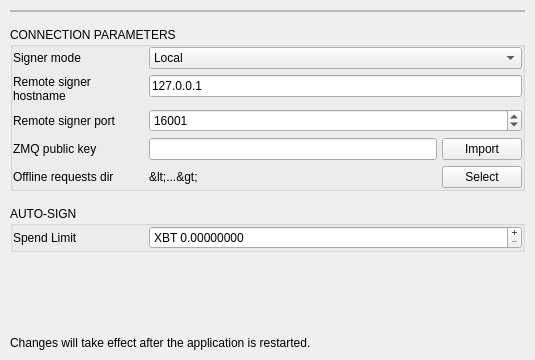
The window that BlockSettleUILib/SignerSettingsPage.ui (BlockSettle/terminal) describes before a commit, drawn with Qt 5.
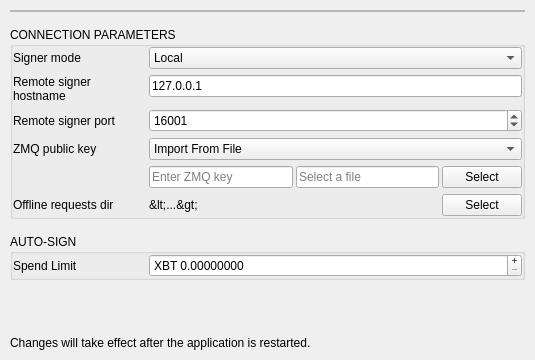
The same window after the commit. Icons and pictures are not drawn.

Commit message: zmq pubkey import ui changed

Diff of the .ui file:
```diff
--- a/BlockSettleUILib/SignerSettingsPage.ui
+++ b/BlockSettleUILib/SignerSettingsPage.ui
@@ -191,7 +191,13 @@
          </widget>
         </item>
         <item row="3" column="0">
-         <widget class="QWidget" name="horizontalWidget_2" native="true">
+         <widget class="QWidget" name="widgetZmqKeyLeft" native="true">
+          <property name="sizePolicy">
+           <sizepolicy hsizetype="Preferred" vsizetype="Preferred">
+            <horstretch>0</horstretch>
+            <verstretch>0</verstretch>
+           </sizepolicy>
+          </property>
           <property name="minimumSize">
            <size>
             <width>0</width>
@@ -200,7 +206,7 @@
           </property>
           <layout class="QHBoxLayout" name="horizontalLayout_2">
            <property name="spacing">
-            <number>0</number>
+            <number>3</number>
            </property>
            <property name="leftMargin">
             <number>0</number>
@@ -216,29 +222,39 @@
            </property>
            <item>
             <widget class="QLabel" name="labelZmqPubKey">
-             <property name="sizePolicy">
-              <sizepolicy hsizetype="Preferred" vsizetype="Preferred">
-               <horstretch>0</horstretch>
-               <verstretch>0</verstretch>
-              </sizepolicy>
-             </property>
-             <property name="minimumSize">
-              <size>
-               <width>130</width>
-               <height>0</height>
-              </size>
-             </property>
-             <property name="maximumSize">
-              <size>
-               <width>130</width>
-               <height>16777215</height>
-              </size>
-             </property>
              <property name="text">
               <string>ZMQ public key</string>
              </property>
-             <property name="wordWrap">
-              <bool>true</bool>
+            </widget>
+           </item>
+           <item>
+            <widget class="QLabel" name="labelZmqPubKeyHint">
+             <property name="sizePolicy">
+              <sizepolicy hsizetype="Expanding" vsizetype="Preferred">
+               <horstretch>0</horstretch>
+               <verstretch>0</verstretch>
+              </sizepolicy>
+             </property>
+             <property name="minimumSize">
+              <size>
+               <width>10</width>
+               <height>15</height>
+              </size>
+             </property>
+             <property name="maximumSize">
+              <size>
+               <width>10</width>
+               <height>15</height>
+              </size>
+             </property>
+             <property name="toolTip">
+              <string>A Z85-encoded key (40 bytes) used to connect to the signer. Choose between a file with the key, or manually entering the key.</string>
+             </property>
+             <property name="styleSheet">
+              <string notr="true">image: url(&quot;:/resources/notification_info@2x.png&quot;);</string>
+             </property>
+             <property name="text">
+              <string/>
              </property>
             </widget>
            </item>
@@ -264,25 +280,29 @@
             <number>0</number>
            </property>
            <item>
-            <widget class="QLineEdit" name="lineEditRemoteZmqPubKey"/>
-           </item>
-           <item>
-            <widget class="QPushButton" name="pushButtonZmqPubKey">
-             <property name="sizePolicy">
-              <sizepolicy hsizetype="Minimum" vsizetype="Minimum">
-               <horstretch>0</horstretch>
-               <verstretch>0</verstretch>
-              </sizepolicy>
+            <widget class="QComboBox" name="comboBoxZmqImportType">
+             <property name="minimumSize">
+              <size>
+               <width>120</width>
+               <height>0</height>
+              </size>
              </property>
-             <property name="text">
-              <string>Import</string>
-             </property>
+             <item>
+              <property name="text">
+               <string>Import From File</string>
+              </property>
+             </item>
+             <item>
+              <property name="text">
+               <string>Enter Key Manually</string>
+              </property>
+             </item>
             </widget>
            </item>
           </layout>
          </widget>
         </item>
-        <item row="4" column="0">
+        <item row="6" column="0">
          <widget class="QWidget" name="horizontalWidget" native="true">
           <property name="minimumSize">
            <size>
@@ -337,7 +357,7 @@
           </layout>
          </widget>
         </item>
-        <item row="4" column="1">
+        <item row="6" column="1">
          <widget class="QWidget" name="widgetOfflineDir" native="true">
           <layout class="QHBoxLayout" name="layoutOfflineDir">
            <property name="spacing">
@@ -393,6 +413,124 @@
           </layout>
          </widget>
         </item>
+        <item row="4" column="0">
+         <widget class="QWidget" name="horizontalWidget_2" native="true">
+          <property name="minimumSize">
+           <size>
+            <width>0</width>
+            <height>0</height>
+           </size>
+          </property>
+          <layout class="QHBoxLayout" name="horizontalLayout_7">
+           <property name="spacing">
+            <number>0</number>
+           </property>
+           <property name="leftMargin">
+            <number>0</number>
+           </property>
+           <property name="topMargin">
+            <number>0</number>
+           </property>
+           <property name="rightMargin">
+            <number>0</number>
+           </property>
+           <property name="bottomMargin">
+            <number>0</number>
+           </property>
+           <item>
+            <widget class="QLabel" name="labelDirHint_5">
+             <property name="sizePolicy">
+              <sizepolicy hsizetype="Preferred" vsizetype="Preferred">
+               <horstretch>0</horstretch>
+               <verstretch>0</verstretch>
+              </sizepolicy>
+             </property>
+             <property name="minimumSize">
+              <size>
+               <width>130</width>
+               <height>0</height>
+              </size>
+             </property>
+             <property name="maximumSize">
+              <size>
+               <width>130</width>
+               <height>16777215</height>
+              </size>
+             </property>
+             <property name="text">
+              <string/>
+             </property>
+             <property name="wordWrap">
+              <bool>true</bool>
+             </property>
+            </widget>
+           </item>
+          </layout>
+         </widget>
+        </item>
+        <item row="4" column="1">
+         <widget class="QWidget" name="widgetZmqKeyBottom" native="true">
+          <property name="sizePolicy">
+           <sizepolicy hsizetype="Preferred" vsizetype="Preferred">
+            <horstretch>0</horstretch>
+            <verstretch>0</verstretch>
+           </sizepolicy>
+          </property>
+          <property name="minimumSize">
+           <size>
+            <width>0</width>
+            <height>0</height>
+           </size>
+          </property>
+          <layout class="QHBoxLayout" name="horizontalLayout_3">
+           <property name="spacing">
+            <number>3</number>
+           </property>
+           <property name="leftMargin">
+            <number>0</number>
+           </property>
+           <property name="topMargin">
+            <number>0</number>
+           </property>
+           <property name="rightMargin">
+            <number>0</number>
+           </property>
+           <property name="bottomMargin">
+            <number>0</number>
+           </property>
+           <item>
+            <widget class="QLineEdit" name="lineEditRemoteZmqPubKey">
+             <property name="readOnly">
+              <bool>false</bool>
+             </property>
+             <property name="placeholderText">
+              <string>Enter ZMQ key</string>
+             </property>
+            </widget>
+           </item>
+           <item>
+            <widget class="QLineEdit" name="lineEditZmqKeyPath">
+             <property name="placeholderText">
+              <string>Select a file</string>
+             </property>
+            </widget>
+           </item>
+           <item>
+            <widget class="QPushButton" name="pushButtonZmqPubKey">
+             <property name="sizePolicy">
+              <sizepolicy hsizetype="Minimum" vsizetype="Minimum">
+               <horstretch>0</horstretch>
+               <verstretch>0</verstretch>
+              </sizepolicy>
+             </property>
+             <property name="text">
+              <string>Select</string>
+             </property>
+            </widget>
+           </item>
+          </layout>
+         </widget>
+        </item>
        </layout>
       </item>
      </layout>
```
Left out of the diff: 2 changed lines with no effect on the pictures. The commit also changes 1 other file.
